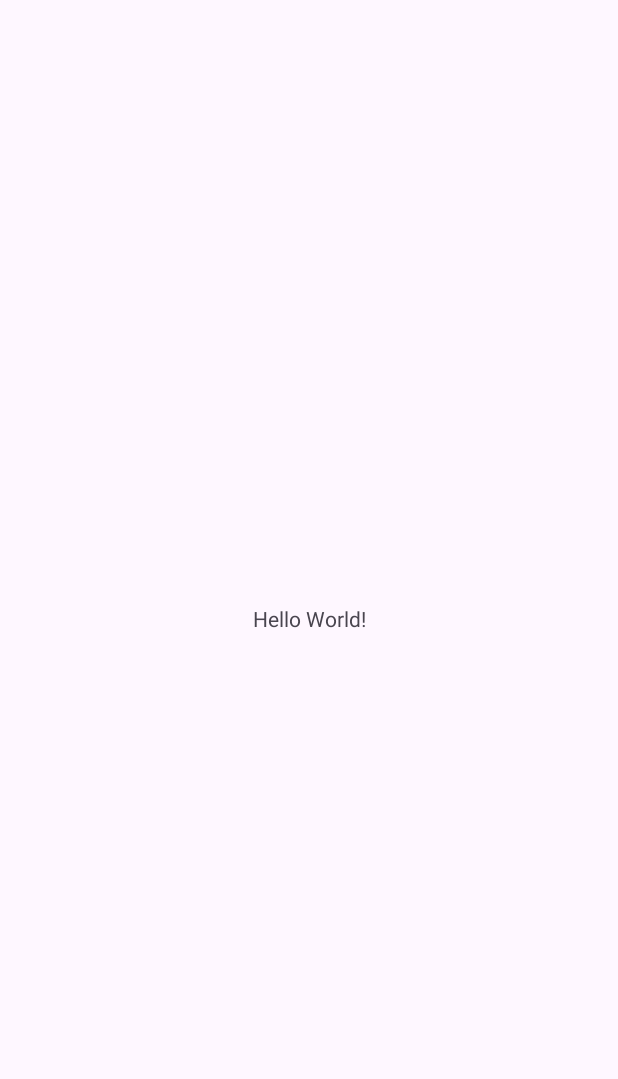
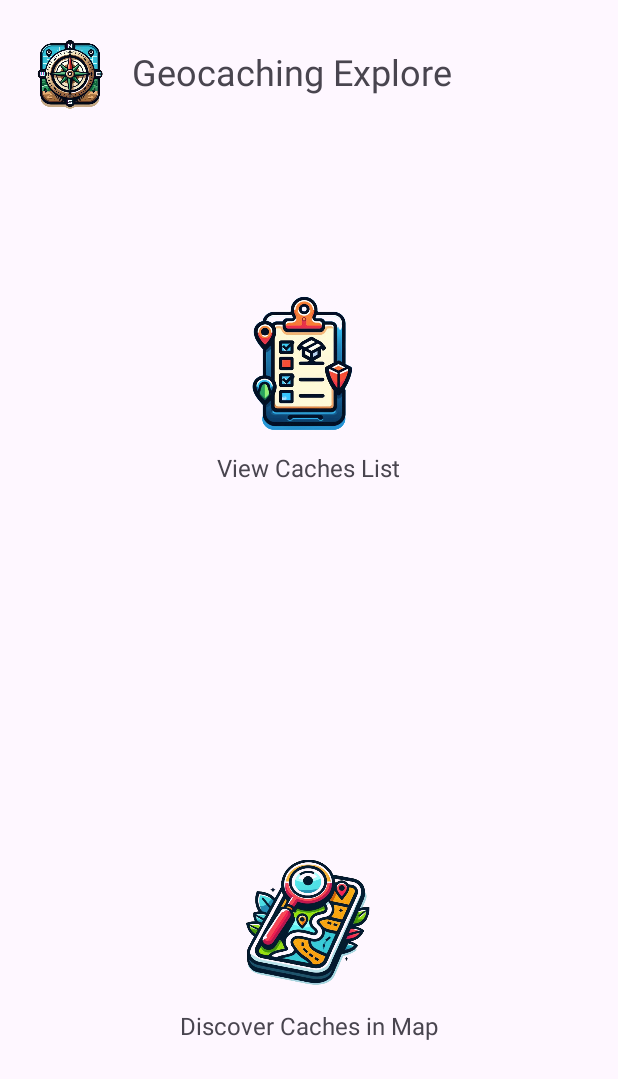
Before and after one commit to MercuryAtom31/GeoCache-Explore-Android-Application, an Android app: the screen it shows after launch (MainActivity), on a phone screen of 412 x 824 dp. Before the commit the part shown is almost empty. Shown: the top 1079 px of the screen. Run offline under Robolectric (Android 15) with nearby library versions, the phone set to English and light mode, and no system bars.

Commit message:
Finished the landing page.

```diff
--- a/app/src/main/java/com/example/geocacheexploreandroidapplication/LandingPage.kt
+++ b/app/src/main/java/com/example/geocacheexploreandroidapplication/LandingPage.kt
@@ -6,6 +6,7 @@ import android.view.LayoutInflater
 import android.view.View
 import android.view.ViewGroup
 import android.widget.Button
+import android.widget.FrameLayout
 
 import androidx.navigation.fragment.findNavController
 
@@ -26,26 +27,50 @@ class LandingPage : Fragment() {
         inflater: LayoutInflater, container: ViewGroup?,
         savedInstanceState: Bundle?
     ): View? {
-        // Inflate the layout for this fragment
         return inflater.inflate(R.layout.fragment_landing_page, container, false)
     }
 
     override fun onViewCreated(view: View, savedInstanceState: Bundle?) {
         super.onViewCreated(view, savedInstanceState)
 
-        val buttonMap = view.findViewById<Button>(R.id.button_map)
-        val buttonList = view.findViewById<Button>(R.id.button_list)
+        // Find the FrameLayout containers
+        val frameCacheList = view.findViewById<FrameLayout>(R.id.frame_cache_list)
+        val frameMapView = view.findViewById<FrameLayout>(R.id.frame_map_view)
 
-        buttonMap.setOnClickListener {
+        // Set click listeners on the FrameLayout containers
+        frameCacheList.setOnClickListener {
+            // Navigate to CacheListFragment
+            findNavController().navigate(R.id.action_landingPage_to_cacheList)
+        }
+        frameMapView.setOnClickListener {
             // Navigate to MapFragment
             findNavController().navigate(R.id.action_landingPage_to_mapFragment)
         }
-
-        buttonList.setOnClickListener {
-            // Navigate to CacheListFragment
-            findNavController().navigate(R.id.action_landingPage_to_cacheList)
-        }
     }
+//    override fun onCreateView(
+//        inflater: LayoutInflater, container: ViewGroup?,
+//        savedInstanceState: Bundle?
+//    ): View? {
+//        // Inflate the layout for this fragment
+//        return inflater.inflate(R.layout.fragment_landing_page, container, false)
+//    }
+//
+//    override fun onViewCreated(view: View, savedInstanceState: Bundle?) {
+//        super.onViewCreated(view, savedInstanceState)
+//
+//        val buttonMap = view.findViewById<Button>(R.id.button_map)
+//        val buttonList = view.findViewById<Button>(R.id.button_list)
+//
+//        buttonMap.setOnClickListener {
+//            // Navigate to MapFragment
+//            findNavController().navigate(R.id.action_landingPage_to_mapFragment)
+//        }
+//
+//        buttonList.setOnClickListener {
+//            // Navigate to CacheListFragment
+//            findNavController().navigate(R.id.action_landingPage_to_cacheList)
+//        }
+//    }
 
 
 //    ************************************************************************
--- a/app/src/main/res/layout/activity_main.xml
+++ b/app/src/main/res/layout/activity_main.xml
@@ -6,13 +6,13 @@
     android:layout_height="match_parent"
     tools:context=".MainActivity">
 
-    <TextView
-        android:layout_width="wrap_content"
-        android:layout_height="wrap_content"
-        android:text="Hello World!"
-        app:layout_constraintBottom_toBottomOf="parent"
-        app:layout_constraintEnd_toEndOf="parent"
-        app:layout_constraintStart_toStartOf="parent"
-        app:layout_constraintTop_toTopOf="parent" />
+    <!-- FragmentContainerView to host the navigation graph -->
+    <androidx.fragment.app.FragmentContainerView
+        android:id="@+id/nav_host_fragment"
+        android:name="androidx.navigation.fragment.NavHostFragment"
+        android:layout_width="match_parent"
+        android:layout_height="match_parent"
+        app:navGraph="@navigation/navgraph"
+        app:defaultNavHost="true"/>
 
 </androidx.constraintlayout.widget.ConstraintLayout>
--- a/app/src/main/res/layout/fragment_landing_page.xml
+++ b/app/src/main/res/layout/fragment_landing_page.xml
@@ -13,27 +13,139 @@
 
 <!--</FrameLayout>-->
 
-<RelativeLayout xmlns:android="http://schemas.android.com/apk/res/android"
+<!--<RelativeLayout xmlns:android="http://schemas.android.com/apk/res/android"-->
+<!--    android:layout_width="match_parent"-->
+<!--    android:layout_height="match_parent"-->
+<!--    android:background="@color/design_default_color_secondary">-->
+
+<!--    <Button-->
+<!--        android:id="@+id/button_map"-->
+<!--        android:layout_width="wrap_content"-->
+<!--        android:layout_height="wrap_content"-->
+<!--        android:text="View Map"-->
+<!--        android:layout_centerInParent="true"-->
+<!--        android:layout_marginBottom="16dp"/>-->
+
+<!--    <Button-->
+<!--        android:id="@+id/button_list"-->
+<!--        android:layout_width="wrap_content"-->
+<!--        android:layout_height="wrap_content"-->
+<!--        android:text="View List"-->
+<!--        android:layout_below="@id/button_map"-->
+<!--        android:layout_centerHorizontal="true"/>-->
+
+<!--    &lt;!&ndash; Any other UI elements you want on your main screen &ndash;&gt;-->
+
+<!--</RelativeLayout>-->
+<LinearLayout xmlns:android="http://schemas.android.com/apk/res/android"
+    xmlns:tools="http://schemas.android.com/tools"
     android:layout_width="match_parent"
     android:layout_height="match_parent"
-    android:background="@color/design_default_color_secondary">
+    android:orientation="vertical"
+    android:padding="16dp"
+    tools:context=".LandingPage">
 
-    <Button
-        android:id="@+id/button_map"
-        android:layout_width="wrap_content"
+    <!-- Horizontal LinearLayout for the logo and the welcome message -->
+    <LinearLayout
+        android:layout_width="match_parent"
         android:layout_height="wrap_content"
-        android:text="View Map"
-        android:layout_centerInParent="true"
-        android:layout_marginBottom="16dp"/>
+        android:orientation="horizontal"
+        android:gravity="center_vertical">
 
-    <Button
-        android:id="@+id/button_list"
-        android:layout_width="wrap_content"
-        android:layout_height="wrap_content"
-        android:text="View List"
-        android:layout_below="@id/button_map"
-        android:layout_centerHorizontal="true"/>
+        <!-- ImageView for the logo, aligned to the left -->
+        <ImageView
+            android:id="@+id/logo"
+            android:layout_width="wrap_content"
+            android:layout_height="wrap_content"
+            android:src="@drawable/geo_cache_logo"
+            android:adjustViewBounds="true"
+            android:maxWidth="64dp"
+            android:maxHeight="64dp"
+            android:contentDescription="@string/logo_description"
+            android:layout_marginEnd="8dp"
+            android:layout_alignParentStart="true"/>
 
-    <!-- Any other UI elements you want on your main screen -->
 
-</RelativeLayout>
+        <!-- TextView for the welcome message, displayed to the right of the logo -->
+        <TextView
+            android:layout_width="0dp"
+            android:layout_height="wrap_content"
+            android:text="@string/welcome_message"
+            android:layout_weight="1"
+            android:textSize="24sp" />
+
+
+    </LinearLayout>
+
+    <!-- Container for the clickable square for Cache List -->
+    <FrameLayout
+        android:id="@+id/frame_cache_list"
+        android:layout_width="match_parent"
+        android:layout_height="0dp"
+        android:layout_weight="1"
+        android:background="?attr/selectableItemBackground"
+        android:clickable="true"
+        android:focusable="true"
+        android:padding="16dp"
+        android:foreground="?attr/selectableItemBackground">
+
+        <LinearLayout
+            android:layout_width="match_parent"
+            android:layout_height="match_parent"
+            android:orientation="vertical"
+            android:gravity="center">
+
+            <ImageView
+                android:id="@+id/image_cache_list"
+                android:layout_width="100dp"
+                android:layout_height="100dp"
+                android:src="@drawable/cache_list_logo"
+                android:contentDescription="@string/view_caches_list" />
+
+            <TextView
+                android:layout_width="wrap_content"
+                android:layout_height="wrap_content"
+                android:text="@string/view_caches_list"
+                android:textSize="16sp"
+                android:layout_marginTop="8dp" />
+
+        </LinearLayout>
+    </FrameLayout>
+
+    <!-- Container for the clickable square for Map View -->
+    <FrameLayout
+        android:id="@+id/frame_map_view"
+        android:layout_width="match_parent"
+        android:layout_height="0dp"
+        android:layout_weight="1"
+        android:background="?attr/selectableItemBackground"
+        android:clickable="true"
+        android:focusable="true"
+        android:padding="16dp"
+        android:layout_marginTop="16dp"
+        android:foreground="?attr/selectableItemBackground">
+
+        <LinearLayout
+            android:layout_width="match_parent"
+            android:layout_height="match_parent"
+            android:orientation="vertical"
+            android:gravity="center">
+
+            <ImageView
+                android:id="@+id/image_map_view"
+                android:layout_width="100dp"
+                android:layout_height="100dp"
+                android:src="@drawable/map_logo"
+                android:contentDescription="@string/discover_caches_in_map" />
+
+            <TextView
+                android:layout_width="wrap_content"
+                android:layout_height="wrap_content"
+                android:text="@string/discover_caches_in_map"
+                android:textSize="16sp"
+                android:layout_marginTop="8dp" />
+
+        </LinearLayout>
+    </FrameLayout>
+
+</LinearLayout>
--- a/app/src/main/res/values/strings.xml
+++ b/app/src/main/res/values/strings.xml
@@ -2,4 +2,10 @@
     <string name="app_name">GeoCacheExploreAndroidApplication</string>
     <!-- TODO: Remove or change this placeholder text -->
     <string name="hello_blank_fragment">Hello blank fragment</string>
+    <string name="welcome_message">Geocaching Explore</string>
+    <!-- ... other string resources ... -->
+    <string name="view_caches_list">View Caches List</string>
+    <string name="discover_caches_in_map">Discover Caches in Map</string>
+    <string name="logo_description">Geocaching Explore Application Logo</string>
+    <!-- ... other string resources ... -->
 </resources>
```
Also changed, not shown: app/src/main/res/drawable/cache_list_logo.png (added), app/src/main/res/drawable/geo_cache_logo.png (added), app/src/main/res/drawable/map_logo.png (added).
